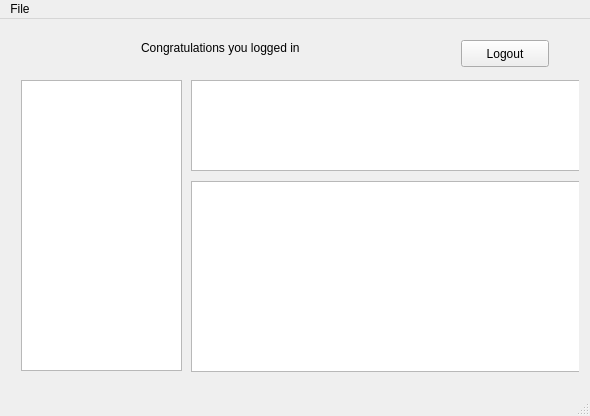
Before: the Qt Designer form client/mainwindow.ui in Davidj361/cuTPS, drawn with Qt 5.
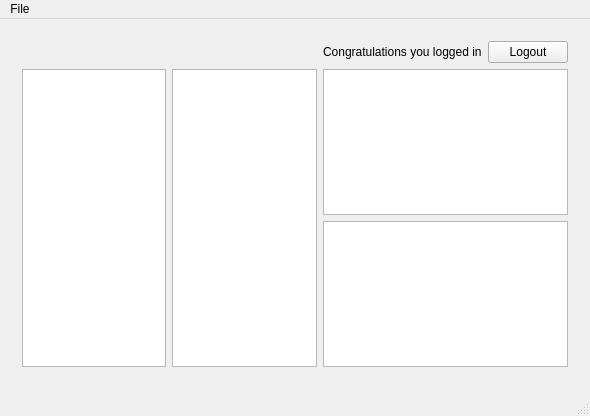
After: the same form once the commit is applied. The open tabs and pages were chosen to show the change.

Commit message: Added cleanup for LocalStorage. Changed mainwindow.ui. Changed stuff in MainWindow.

What changed in the file:
```diff
--- a/client/mainwindow.ui
+++ b/client/mainwindow.ui
@@ -17,9 +17,21 @@
    <bool>false</bool>
   </property>
   <widget class="QWidget" name="centralWidget">
+   <property name="maximumSize">
+    <size>
+     <width>590</width>
+     <height>370</height>
+    </size>
+   </property>
    <layout class="QHBoxLayout" name="horizontalLayout_5">
-    <item>
+    <item alignment="Qt::AlignHCenter|Qt::AlignVCenter">
      <widget class="QStackedWidget" name="stackedWidget">
+      <property name="maximumSize">
+       <size>
+        <width>572</width>
+        <height>352</height>
+       </size>
+      </property>
       <property name="currentIndex">
        <number>1</number>
       </property>
@@ -166,62 +178,34 @@
        </widget>
       </widget>
       <widget class="QWidget" name="MainStudent">
-       <widget class="QListWidget" name="courseList">
-        <property name="geometry">
-         <rect>
-          <x>10</x>
-          <y>50</y>
-          <width>161</width>
-          <height>291</height>
-         </rect>
-        </property>
-       </widget>
-       <widget class="QTextEdit" name="courseDescription">
-        <property name="geometry">
-         <rect>
-          <x>180</x>
-          <y>50</y>
-          <width>391</width>
-          <height>91</height>
-         </rect>
-        </property>
-       </widget>
-       <widget class="QLabel" name="label_4">
-        <property name="geometry">
-         <rect>
-          <x>130</x>
-          <y>10</y>
-          <width>301</width>
-          <height>16</height>
-         </rect>
-        </property>
-        <property name="text">
-         <string>Congratulations you logged in</string>
-        </property>
-       </widget>
-       <widget class="QPushButton" name="BtnLogout">
-        <property name="geometry">
-         <rect>
-          <x>450</x>
-          <y>10</y>
-          <width>88</width>
-          <height>27</height>
-         </rect>
-        </property>
-        <property name="text">
-         <string>Logout</string>
-        </property>
-       </widget>
-       <widget class="QListWidget" name="contentList">
-        <property name="geometry">
-         <rect>
-          <x>180</x>
-          <y>151</y>
-          <width>391</width>
-          <height>191</height>
-         </rect>
-        </property>
-       </widget>
+       <layout class="QGridLayout" name="gridLayout_2">
+        <item row="0" column="4">
+         <widget class="QPushButton" name="BtnLogout">
+          <property name="text">
+           <string>Logout</string>
+          </property>
+         </widget>
+        </item>
+        <item row="1" column="0" rowspan="2">
+         <widget class="QListWidget" name="semesterList"/>
+        </item>
+        <item row="0" column="2" colspan="2">
+         <widget class="QLabel" name="label_4">
+          <property name="text">
+           <string>Congratulations you logged in</string>
+          </property>
+         </widget>
+        </item>
+        <item row="1" column="1" rowspan="2">
+         <widget class="QListWidget" name="courseList"/>
+        </item>
+        <item row="1" column="2" colspan="3">
+         <widget class="QTextEdit" name="courseDescription"/>
+        </item>
+        <item row="2" column="2" colspan="3">
+         <widget class="QListWidget" name="contentList"/>
+        </item>
+       </layout>
        <zorder>BtnLogout</zorder>
        <zorder>courseList</zorder>
        <zorder>courseDescription</zorder>
```
Left out of the diff: 7 changed lines with no effect on the pictures. The commit also changes 3 other files.
